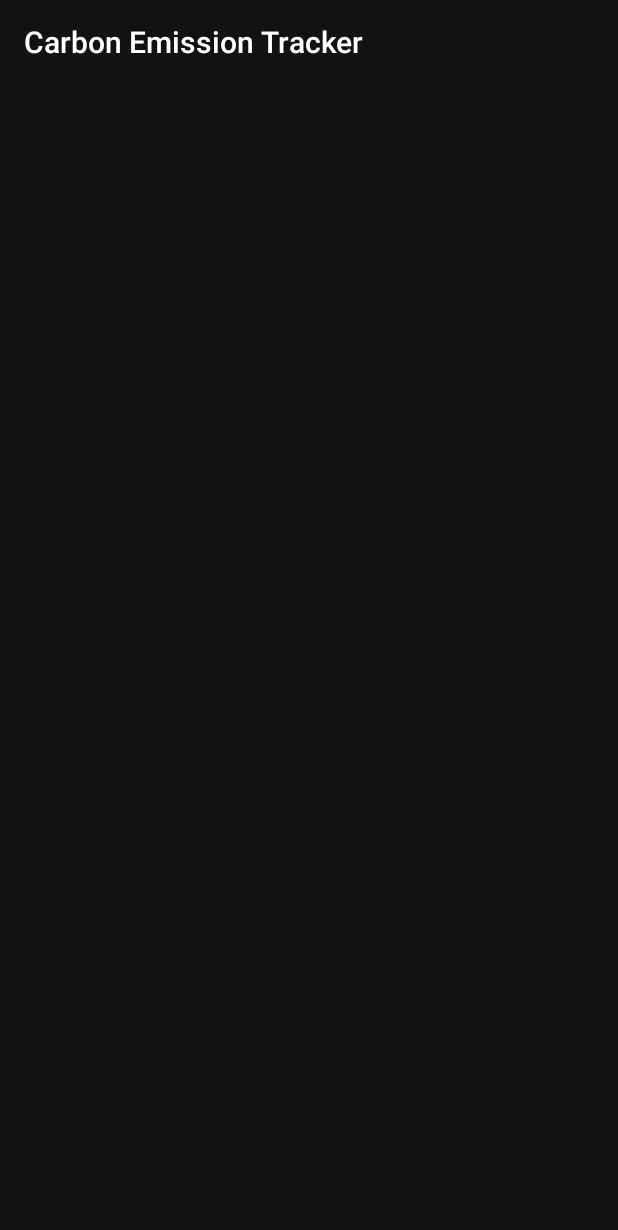
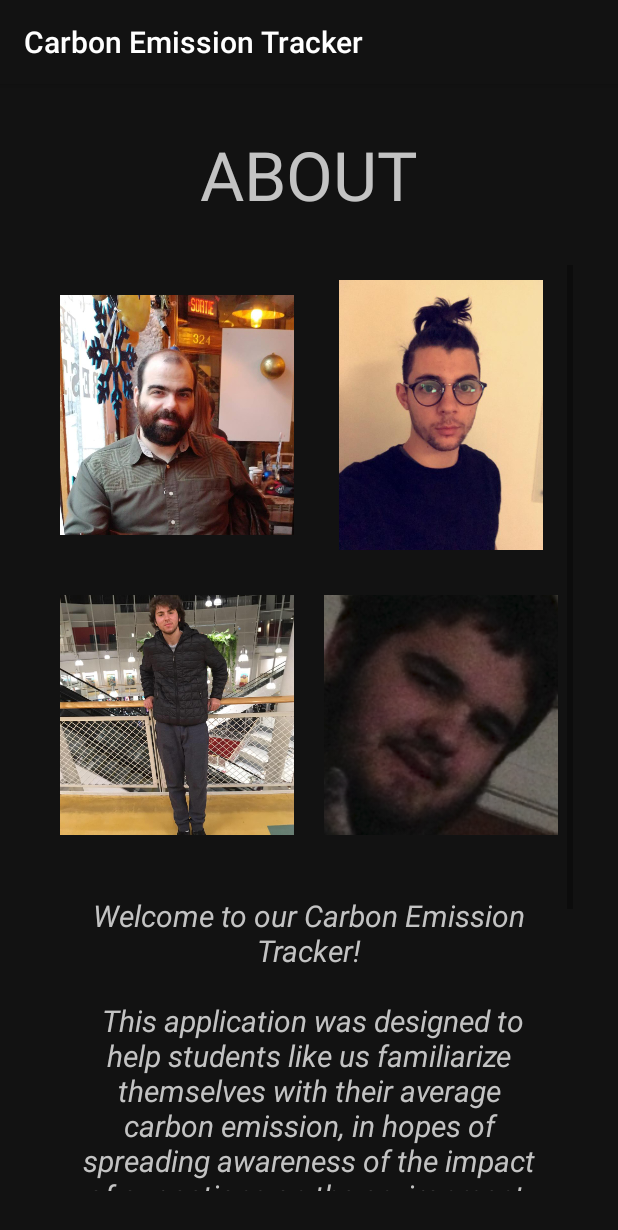
Before and after one commit to EvanGreener/Sustainability-Android-App, an Android app: the AboutActivity screen opened directly, with no data from a screen before it, on a phone screen of 412 x 824 dp. Shown: the top 1230 px of the screen. Run offline under Robolectric (Android 15) with nearby library versions, the phone set to English and light mode, and no system bars.

Commit message:
Added about activity

```diff
--- a/Sustain_CedricSebEvanJean/app/src/main/java/com/sustaincsej/sustain_cedricsebevanjean/activities/MainActivity.kt
+++ b/Sustain_CedricSebEvanJean/app/src/main/java/com/sustaincsej/sustain_cedricsebevanjean/activities/MainActivity.kt
@@ -23,7 +23,7 @@ class MainActivity : AppCompatActivity() {
     }
 
     fun handleSustFactClick(view: View) {
-        startActivity(Intent(this, SustainabilityFactsActivity::class.java))
+        startActivity(Intent(this, FactsActivity::class.java))
     }
 
     fun handleTripLogClick(view: View) {
--- /dev/null
+++ b/Sustain_CedricSebEvanJean/app/src/main/res/layout-land/activity_about.xml
@@ -0,0 +1,116 @@
+<?xml version="1.0" encoding="utf-8"?>
+<LinearLayout xmlns:android="http://schemas.android.com/apk/res/android"
+    xmlns:app="http://schemas.android.com/apk/res-auto"
+    xmlns:tools="http://schemas.android.com/tools"
+    android:layout_width="match_parent"
+    android:layout_height="match_parent"
+    android:background="@color/background"
+    android:orientation="vertical"
+    android:padding="@dimen/containerPadding"
+    tools:context=".activities.AboutActivity">
+
+    <TextView
+        android:layout_width="match_parent"
+        android:layout_height="wrap_content"
+        android:layout_marginBottom="20dp"
+        android:text="@string/about_title_string"
+        android:textAlignment="center"
+        android:textColor="@color/onBackground"
+        android:textSize="@dimen/titleSize" />
+
+    <LinearLayout
+        android:layout_width="match_parent"
+        android:layout_height="match_parent"
+        android:orientation="horizontal">
+
+        <ScrollView
+            android:layout_width="0dp"
+            android:layout_height="match_parent"
+            android:layout_weight=".5">
+
+            <LinearLayout
+                android:layout_width="match_parent"
+                android:layout_height="wrap_content"
+                android:orientation="vertical">
+
+                <LinearLayout
+                    android:layout_width="match_parent"
+                    android:layout_height="match_parent"
+                    android:orientation="vertical">
+
+                    <LinearLayout
+                        android:layout_width="match_parent"
+                        android:layout_height="200dp"
+                        android:orientation="horizontal">
+
+                        <ImageView
+                            android:layout_width="0dp"
+                            android:layout_height="match_parent"
+                            android:layout_margin="@dimen/componentMargin"
+                            android:layout_weight="1"
+                            android:padding="@dimen/componentPadding"
+                            android:scaleType="centerCrop"
+                            app:srcCompat="@drawable/cedric" />
+
+                        <ImageView
+                            android:layout_width="0dp"
+                            android:layout_height="match_parent"
+                            android:layout_margin="@dimen/componentMargin"
+                            android:layout_weight="1"
+                            android:padding="@dimen/componentPadding"
+                            android:scaleType="centerCrop"
+                            app:srcCompat="@drawable/jean" />
+                    </LinearLayout>
+
+                    <LinearLayout
+                        android:layout_width="match_parent"
+                        android:layout_height="200dp"
+                        android:orientation="horizontal">
+
+                        <ImageView
+                            android:layout_width="0dp"
+                            android:layout_height="match_parent"
+                            android:layout_margin="@dimen/componentMargin"
+                            android:layout_weight="1"
+                            android:padding="@dimen/componentPadding"
+                            android:scaleType="centerCrop"
+                            app:srcCompat="@drawable/evan" />
+
+                        <ImageView
+                            android:layout_width="0dp"
+                            android:layout_height="match_parent"
+                            android:layout_margin="@dimen/componentMargin"
+                            android:layout_weight="1"
+                            android:padding="@dimen/componentPadding"
+                            android:scaleType="centerCrop"
+                            app:srcCompat="@drawable/seb" />
+                    </LinearLayout>
+                </LinearLayout>
+            </LinearLayout>
+        </ScrollView>
+
+        <ScrollView
+            android:layout_width="0dp"
+            android:layout_height="match_parent"
+            android:layout_weight=".5">
+
+            <LinearLayout
+                android:layout_width="match_parent"
+                android:layout_height="wrap_content"
+                android:orientation="vertical">
+
+                <TextView
+                    android:layout_width="match_parent"
+                    android:layout_height="wrap_content"
+                    android:layout_margin="@dimen/componentMargin"
+                    android:gravity="center"
+                    android:padding="@dimen/componentPadding"
+                    android:text="@string/about_app_description"
+                    android:textColor="@color/onBackground"
+                    android:textSize="@dimen/textSize"
+                    android:textStyle="italic" />
+            </LinearLayout>
+        </ScrollView>
+    </LinearLayout>
+
+</LinearLayout>
--- a/Sustain_CedricSebEvanJean/app/src/main/res/layout/activity_about.xml
+++ b/Sustain_CedricSebEvanJean/app/src/main/res/layout/activity_about.xml
@@ -12,7 +12,80 @@
     <TextView
         android:layout_width="match_parent"
         android:layout_height="wrap_content"
+        android:layout_marginBottom="30dp"
+        android:text="@string/about_title_string"
         android:textAlignment="center"
         android:textColor="@color/onBackground"
         android:textSize="@dimen/titleSize" />
+
+    <ScrollView
+        android:layout_width="match_parent"
+        android:layout_height="match_parent">
+
+        <LinearLayout
+            android:layout_width="match_parent"
+            android:layout_height="wrap_content"
+            android:orientation="vertical">
+
+            <LinearLayout
+                android:layout_width="match_parent"
+                android:layout_height="200dp"
+                android:orientation="horizontal">
+
+                <ImageView
+                    android:layout_width="0dp"
+                    android:layout_height="match_parent"
+                    android:layout_margin="@dimen/componentMargin"
+                    android:layout_weight="1"
+                    android:padding="@dimen/componentPadding"
+                    android:scaleType="centerCrop"
+                    app:srcCompat="@drawable/cedric" />
+
+                <ImageView
+                    android:layout_width="0dp"
+                    android:layout_height="match_parent"
+                    android:layout_margin="@dimen/componentMargin"
+                    android:layout_weight="1"
+                    android:padding="@dimen/componentPadding"
+                    android:scaleType="centerCrop"
+                    app:srcCompat="@drawable/jean" />
+            </LinearLayout>
+
+            <LinearLayout
+                android:layout_width="match_parent"
+                android:layout_height="200dp"
+                android:orientation="horizontal">
+
+                <ImageView
+                    android:layout_width="0dp"
+                    android:layout_height="match_parent"
+                    android:layout_margin="@dimen/componentMargin"
+                    android:layout_weight="1"
+                    android:padding="@dimen/componentPadding"
+                    android:scaleType="centerCrop"
+                    app:srcCompat="@drawable/evan" />
+
+                <ImageView
+                    android:layout_width="0dp"
+                    android:layout_height="match_parent"
+                    android:layout_margin="@dimen/componentMargin"
+                    android:layout_weight="1"
+                    android:padding="@dimen/componentPadding"
+                    android:scaleType="centerCrop"
+                    app:srcCompat="@drawable/seb" />
+            </LinearLayout>
+
+            <TextView
+                android:layout_width="match_parent"
+                android:layout_height="wrap_content"
+                android:layout_margin="@dimen/componentMargin"
+                android:gravity="center"
+                android:padding="@dimen/componentPadding"
+                android:text="@string/about_app_description"
+                android:textColor="@color/onBackground"
+                android:textSize="@dimen/textSize"
+                android:textStyle="italic" />
+        </LinearLayout>
+    </ScrollView>
+
 </LinearLayout>
--- a/Sustain_CedricSebEvanJean/app/src/main/res/values/strings.xml
+++ b/Sustain_CedricSebEvanJean/app/src/main/res/values/strings.xml
@@ -36,4 +36,11 @@
     <string name="settings_school_lon_hint">School Longitude</string>
     <string name="settings_last_modified_string">Last modified: </string>
     <string name="settings_save_button_string">SAVE</string>
+    <string name="about_title_string">ABOUT</string>
+    <string name="about_app_description">Welcome to our Carbon Emission Tracker!\n\n
+                                         This application was designed to help students like us familiarize themselves with their average carbon emission,
+                                         in hopes of spreading awareness of the impact of our actions on the environment.
+                                         In addition, this app provides users with a weather API for the current weather, fun facts about sustainability, a CO2 calculator
+                                         to estimate carbon emission for a trip, and a log of personalized saved trips.\n\n
+                                         Take care of the environment, and she will take care of you!</string>
 </resources>
```
Also changed, not shown: Sustain_CedricSebEvanJean/app/src/main/res/drawable-mdpi/evan.jpg.
